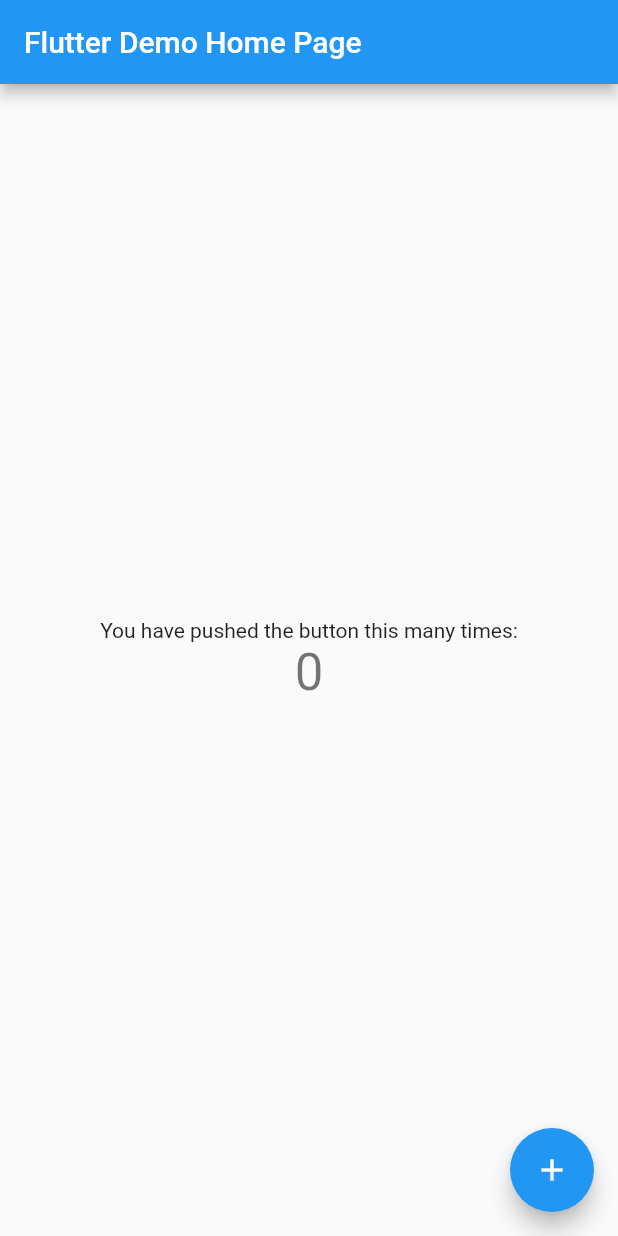
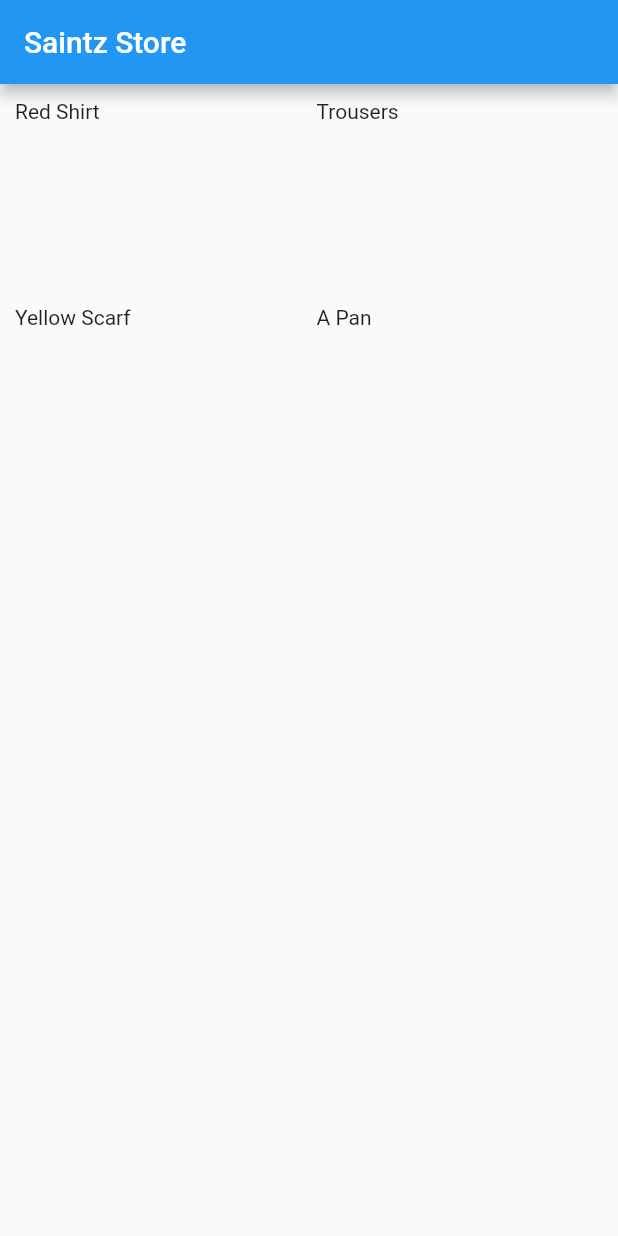
Before and after one commit to jsaintz/basic-shop-flutter, a Flutter app: the screen it shows after launch, on a phone screen of 412 x 824 dp. Run offline on Flutter 3.47's test engine with Material 2 defaults, Android fonts, the phone set to English and light mode, and no system bars.

Commit message:
create first page.

```diff
--- /dev/null
+++ b/lib/data/dummy_data.dart
@@ -0,0 +1,35 @@
+import 'package:basic_shop_flutter/models/product.dart';
+
+final DUMMY_PRODUCTS = [
+  Product(
+    id: 'p1',
+    title: 'Red Shirt',
+    description: 'A red shirt - it is pretty red!',
+    price: 29.99,
+    imageUrl:
+        'https://cdn.pixabay.com/photo/2016/10/02/22/17/red-t-shirt-1710578_1280.jpg',
+  ),
+  Product(
+    id: 'p2',
+    title: 'Trousers',
+    description: 'A nice pair of trousers.',
+    price: 59.99,
+    imageUrl:
+        'https://upload.wikimedia.org/wikipedia/commons/thumb/e/e8/Trousers%2C_dress_%28AM_1960.022-8%29.jpg/512px-Trousers%2C_dress_%28AM_1960.022-8%29.jpg',
+  ),
+  Product(
+    id: 'p3',
+    title: 'Yellow Scarf',
+    description: 'Warm and cozy - exactly what you need for the winter.',
+    price: 19.99,
+    imageUrl: 'https://live.staticflickr.com/4043/4438260868_cc79b3369d_z.jpg',
+  ),
+  Product(
+    id: 'p4',
+    title: 'A Pan',
+    description: 'Prepare any meal you want.',
+    price: 49.99,
+    imageUrl:
+        'https://upload.wikimedia.org/wikipedia/commons/thumb/1/14/Cast-Iron-Pan.jpg/1024px-Cast-Iron-Pan.jpg',
+  ),
+];
--- a/lib/main.dart
+++ b/lib/main.dart
@@ -1,117 +1,31 @@
+import 'package:basic_shop_flutter/views/products_overview_screen.dart';
 import 'package:flutter/material.dart';
 
-void main() {
-  runApp(MyApp());
-}
+void main() => runApp(MyApp());
 
 class MyApp extends StatelessWidget {
-  // This widget is the root of your application.
   @override
   Widget build(BuildContext context) {
     return MaterialApp(
-      title: 'Flutter Demo',
+      title: 'Minha Loja',
       theme: ThemeData(
-        // This is the theme of your application.
-        //
-        // Try running your application with "flutter run". You'll see the
-        // application has a blue toolbar. Then, without quitting the app, try
-        // changing the primarySwatch below to Colors.green and then invoke
-        // "hot reload" (press "r" in the console where you ran "flutter run",
-        // or simply save your changes to "hot reload" in a Flutter IDE).
-        // Notice that the counter didn't reset back to zero; the application
-        // is not restarted.
         primarySwatch: Colors.blue,
-        // This makes the visual density adapt to the platform that you run
-        // the app on. For desktop platforms, the controls will be smaller and
-        // closer together (more dense) than on mobile platforms.
-        visualDensity: VisualDensity.adaptivePlatformDensity,
       ),
-      home: MyHomePage(title: 'Flutter Demo Home Page'),
+      home: ProductOverviewScreen(),
     );
   }
 }
 
-class MyHomePage extends StatefulWidget {
-  MyHomePage({Key key, this.title}) : super(key: key);
-
-  // This widget is the home page of your application. It is stateful, meaning
-  // that it has a State object (defined below) that contains fields that affect
-  // how it looks.
-
-  // This class is the configuration for the state. It holds the values (in this
-  // case the title) provided by the parent (in this case the App widget) and
-  // used by the build method of the State. Fields in a Widget subclass are
-  // always marked "final".
-
-  final String title;
-
-  @override
-  _MyHomePageState createState() => _MyHomePageState();
-}
-
-class _MyHomePageState extends State<MyHomePage> {
-  int _counter = 0;
-
-  void _incrementCounter() {
-    setState(() {
-      // This call to setState tells the Flutter framework that something has
-      // changed in this State, which causes it to rerun the build method below
-      // so that the display can reflect the updated values. If we changed
-      // _counter without calling setState(), then the build method would not be
-      // called again, and so nothing would appear to happen.
-      _counter++;
-    });
-  }
-
+class MyHomePage extends StatelessWidget {
   @override
   Widget build(BuildContext context) {
-    // This method is rerun every time setState is called, for instance as done
-    // by the _incrementCounter method above.
-    //
-    // The Flutter framework has been optimized to make rerunning build methods
-    // fast, so that you can just rebuild anything that needs updating rather
-    // than having to individually change instances of widgets.
     return Scaffold(
       appBar: AppBar(
-        // Here we take the value from the MyHomePage object that was created by
-        // the App.build method, and use it to set our appbar title.
-        title: Text(widget.title),
+        title: Text('Minha Loja'),
       ),
       body: Center(
-        // Center is a layout widget. It takes a single child and positions it
-        // in the middle of the parent.
-        child: Column(
-          // Column is also a layout widget. It takes a list of children and
-          // arranges them vertically. By default, it sizes itself to fit its
-          // children horizontally, and tries to be as tall as its parent.
-          //
-          // Invoke "debug painting" (press "p" in the console, choose the
-          // "Toggle Debug Paint" action from the Flutter Inspector in Android
-          // Studio, or the "Toggle Debug Paint" command in Visual Studio Code)
-          // to see the wireframe for each widget.
-          //
-          // Column has various properties to control how it sizes itself and
-          // how it positions its children. Here we use mainAxisAlignment to
-          // center the children vertically; the main axis here is the vertical
-          // axis because Columns are vertical (the cross axis would be
-          // horizontal).
-          mainAxisAlignment: MainAxisAlignment.center,
-          children: <Widget>[
-            Text(
-              'You have pushed the button this many times:',
-            ),
-            Text(
-              '$_counter',
-              style: Theme.of(context).textTheme.headline4,
-            ),
-          ],
-        ),
+        child: Text('Vamos desenvolver uma loja?'),
       ),
-      floatingActionButton: FloatingActionButton(
-        onPressed: _incrementCounter,
-        tooltip: 'Increment',
-        child: Icon(Icons.add),
-      ), // This trailing comma makes auto-formatting nicer for build methods.
     );
   }
 }
--- /dev/null
+++ b/lib/models/product.dart
@@ -0,0 +1,19 @@
+import 'package:flutter/cupertino.dart';
+
+class Product {
+  final String id;
+  final String title;
+  final String description;
+  final double price;
+  final String imageUrl;
+  bool isFavorite;
+
+  Product({
+    @required this.id,
+    @required this.title,
+    @required this.description,
+    @required this.price,
+    @required this.imageUrl,
+    this.isFavorite = false,
+  });
+}
--- /dev/null
+++ b/lib/views/products_overview_screen.dart
@@ -0,0 +1,29 @@
+import 'package:basic_shop_flutter/data/dummy_data.dart';
+import 'package:basic_shop_flutter/models/product.dart';
+import 'package:flutter/material.dart';
+
+class ProductOverviewScreen extends StatelessWidget {
+  final List<Product> loadedProducts = DUMMY_PRODUCTS;
+
+  @override
+  Widget build(BuildContext context) {
+    return Scaffold(
+      appBar: AppBar(
+        title: Text('Saintz Store'),
+      ),
+      body: GridView.builder(
+        padding: EdgeInsets.all(10),
+        itemCount: loadedProducts.length,
+        itemBuilder: (ctx, index) => Text(
+          loadedProducts[index].title,
+        ),
+        gridDelegate: SliverGridDelegateWithFixedCrossAxisCount(
+          crossAxisCount: 2,
+          childAspectRatio: 3 / 2,
+          crossAxisSpacing: 10,
+          mainAxisSpacing: 10,
+        ),
+      ),
+    );
+  }
+}
```
Also changed, not shown: pubspec.yaml (+12 -10 lines), assets/fonts/Anton-Regular.ttf (added), assets/fonts/Lato-Bold.ttf (added), assets/fonts/Lato-Regular.ttf (added), pubspec.lock, 2 other files.
